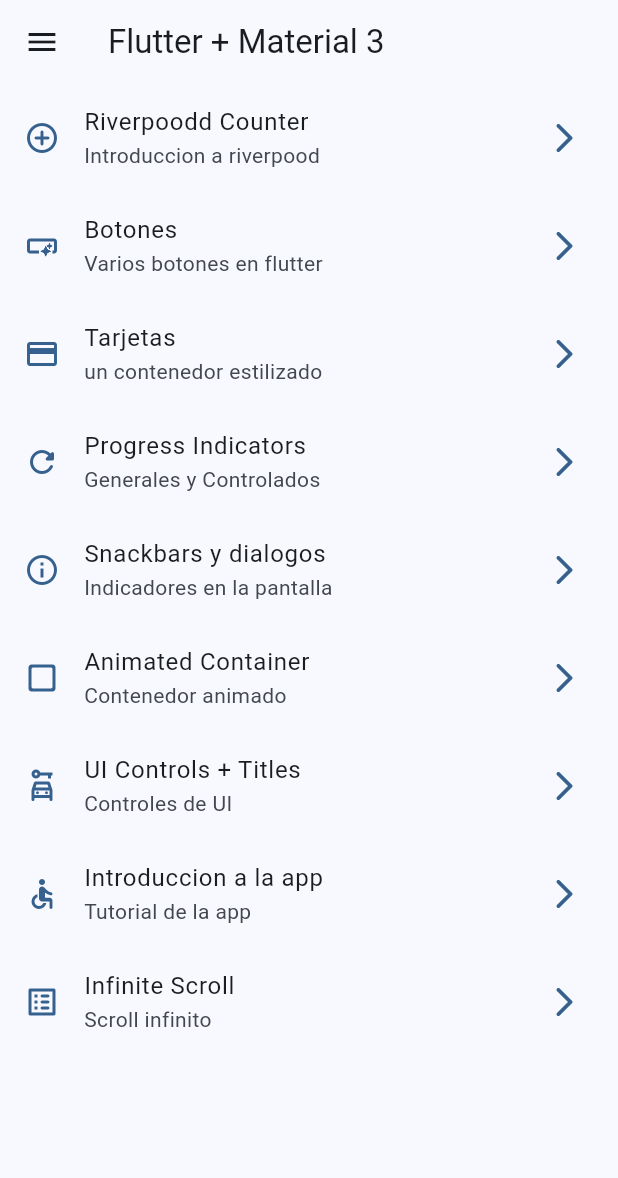
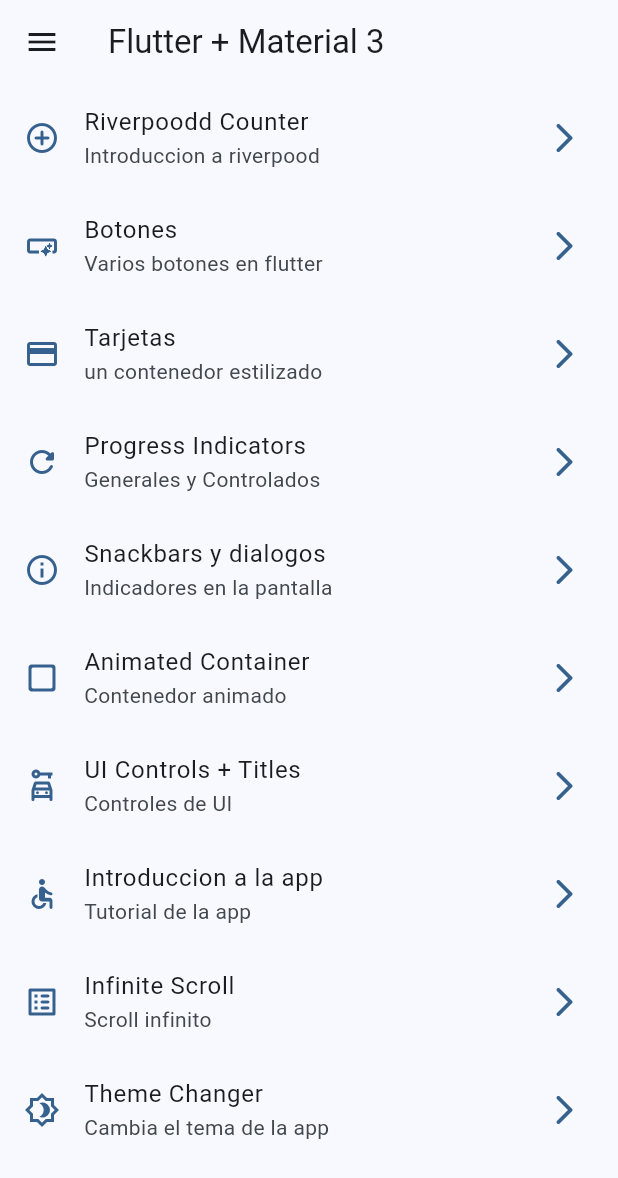
Before and after one commit to drverao/widgets_app, a Flutter app: the screen it shows after launch, on a phone screen of 412 x 824 dp. Shown: the top 1178 px of the screen. Run offline on Flutter 3.47's test engine with Material 2 defaults, Android fonts, the phone set to English and light mode, and no system bars; our stand-ins replace animate_do, flutter_riverpod, go_router.

Commit message:
darkmode

```diff
--- a/lib/config/menu/menu_items.dart
+++ b/lib/config/menu/menu_items.dart
@@ -61,4 +61,9 @@ const appMenuItems = <MenuItem>[
       subtitle: 'Scroll infinito',
       icon: Icons.list_alt_rounded,
       link: '/infinite'),
+  MenuItem(
+      title: 'Theme Changer',
+      subtitle: 'Cambia el tema de la app',
+      icon: Icons.brightness_4_outlined,
+      link: '/theme-changer'),
 ];
--- a/lib/config/router/app_router.dart
+++ b/lib/config/router/app_router.dart
@@ -38,8 +38,6 @@ final appRouter = GoRouter(initialLocation: '/', routes: [
     path: '/ui-controls',
     builder: (context, state) => const UiControlsScreen(),
   ),
-
-  ///tutorial
   GoRoute(
     name: AppTutorialScreen.name,
     path: '/tutorial',
@@ -55,4 +53,9 @@ final appRouter = GoRouter(initialLocation: '/', routes: [
     path: '/counter',
     builder: (context, state) => const CounterScreen(),
   ),
+  GoRoute(
+    name: ThemeChangerScreen.name,
+    path: '/theme-changer',
+    builder: (context, state) => const ThemeChangerScreen(),
+  ),
 ]);
--- a/lib/config/theme/app_theme.dart
+++ b/lib/config/theme/app_theme.dart
@@ -15,14 +15,16 @@ const colorList = <Color>[
 
 class AppTheme {
   final int selectedColor;
+  final bool isDarkmode;
 
-  AppTheme({this.selectedColor = 0})
+  AppTheme({this.selectedColor = 0, this.isDarkmode = false})
       : assert(selectedColor >= 0, 'selectedColor must be less than 0'),
         assert(selectedColor < colorList.length,
             'selectedColor must be less than ${colorList.length - 1}');
 
   ThemeData getTheme() => ThemeData(
       useMaterial3: true,
+      brightness: isDarkmode ? Brightness.dark : Brightness.light,
       colorSchemeSeed: colorList[selectedColor],
       appBarTheme: const AppBarTheme(centerTitle: false));
 }
--- a/lib/main.dart
+++ b/lib/main.dart
@@ -1,20 +1,25 @@
 import 'package:flutter/material.dart';
+import 'package:flutter_riverpod/flutter_riverpod.dart';
 import 'package:widgets_app/config/router/app_router.dart';
 import 'package:widgets_app/config/theme/app_theme.dart';
+import 'package:widgets_app/presentation/providers/theme_provider.dart';
 
 void main() {
-  runApp(const MainApp());
+  runApp(const ProviderScope(child: MainApp()));
 }
 
-class MainApp extends StatelessWidget {
+class MainApp extends ConsumerWidget {
   const MainApp({super.key});
 
   @override
-  Widget build(BuildContext context) {
+  Widget build(BuildContext context, WidgetRef ref) {
+    final int selectedColor = ref.watch(selectedColorProvider);
+    final bool isDarkmode = ref.watch(isDarkmodeProvider);
     return MaterialApp.router(
         title: 'Widgets App',
         routerConfig: appRouter,
         debugShowCheckedModeBanner: false,
-        theme: AppTheme(selectedColor: 0).getTheme());
+        theme: AppTheme(selectedColor: selectedColor, isDarkmode: isDarkmode)
+            .getTheme());
   }
 }
--- /dev/null
+++ b/lib/presentation/providers/counter_provider.dart
@@ -0,0 +1,3 @@
+import 'package:flutter_riverpod/flutter_riverpod.dart';
+
+final counterProvider = StateProvider((ref) => 5);
--- /dev/null
+++ b/lib/presentation/providers/theme_provider.dart
@@ -0,0 +1,11 @@
+import 'package:flutter_riverpod/flutter_riverpod.dart';
+import 'package:widgets_app/config/theme/app_theme.dart';
+
+//un simple bool
+final isDarkmodeProvider = StateProvider<bool>((ref) => false);
+
+// listado de colores inmutables
+final colorListProvider = Provider((ref) => colorList);
+
+//un simple entero
+final selectedColorProvider = StateProvider<int>((ref) => 0);
--- a/lib/presentation/screens/screens.dart
+++ b/lib/presentation/screens/screens.dart
@@ -7,4 +7,5 @@ export 'package:widgets_app/presentation/screens/home/home_screen.dart';
 export 'package:widgets_app/presentation/screens/infinite_scroll/infinite_scroll_screen.dart';
 export 'package:widgets_app/presentation/screens/progress/progress_screen.dart';
 export 'package:widgets_app/presentation/screens/snackbar/snackbar_screen.dart';
+export 'package:widgets_app/presentation/screens/theme_changer/theme_changer_screen.dart';
 export 'package:widgets_app/presentation/screens/ui_controls/ui_controls_screen.dart';
--- a/pubspec.yaml
+++ b/pubspec.yaml
@@ -10,6 +10,7 @@ dependencies:
   animate_do: ^3.1.2
   flutter:
     sdk: flutter
+  flutter_riverpod: ^2.4.0
   go_router: ^10.1.2
 
 dev_dependencies:
```
Also changed, not shown: lib/presentation/screens/counter/counter_screen.dart (+22 -4 lines), lib/presentation/screens/theme_changer/theme_changer_screen.dart (added, +52 -0 lines), pubspec.lock.
